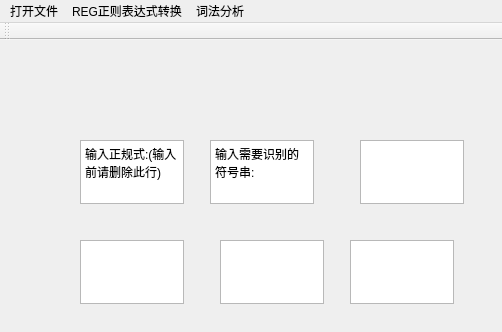
This is REG_interface.ui in hutao99/compiler as Qt 5 draws it before an edit; both pictures show x 0 to 502 and y 0 to 332 of the 879 by 583 pixel window. The edited form follows.
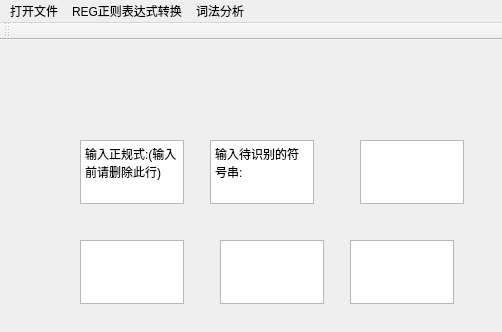
This is the edited form.

Commit message: 谭舟行  REG 添加测试程序

Patch:
```diff
--- a/REG_interface.ui
+++ b/REG_interface.ui
@@ -37,7 +37,7 @@
      </rect>
     </property>
     <property name="plainText">
-     <string>输入需要识别的符号串:</string>
+     <string>输入待识别的符号串:</string>
     </property>
    </widget>
    <widget class="QPlainTextEdit" name="plainTextEdit_3">
```
